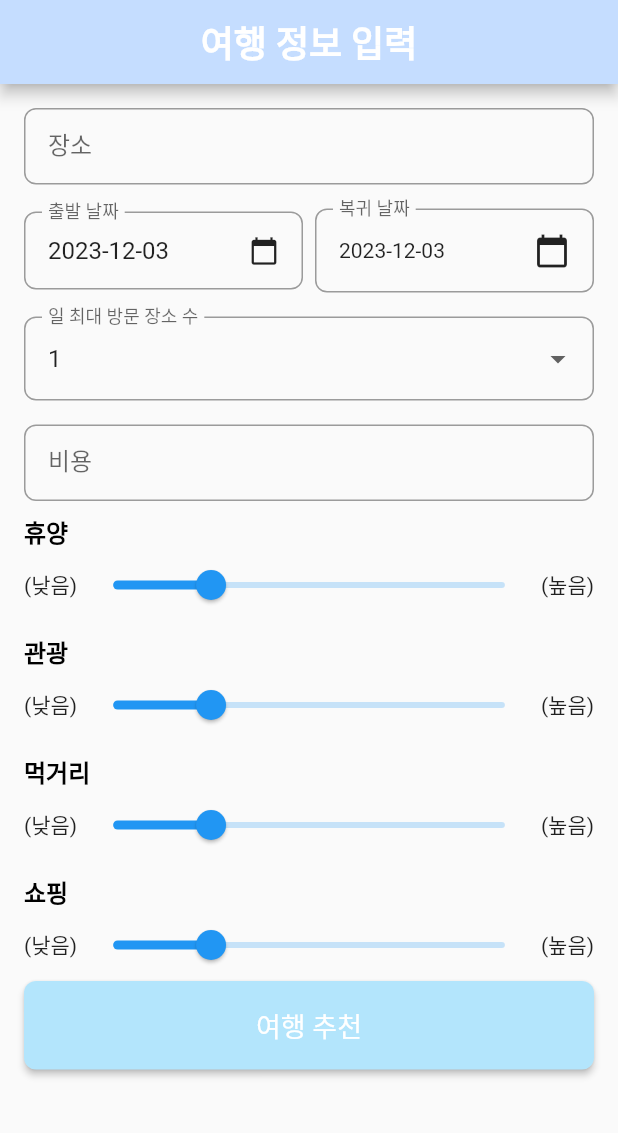
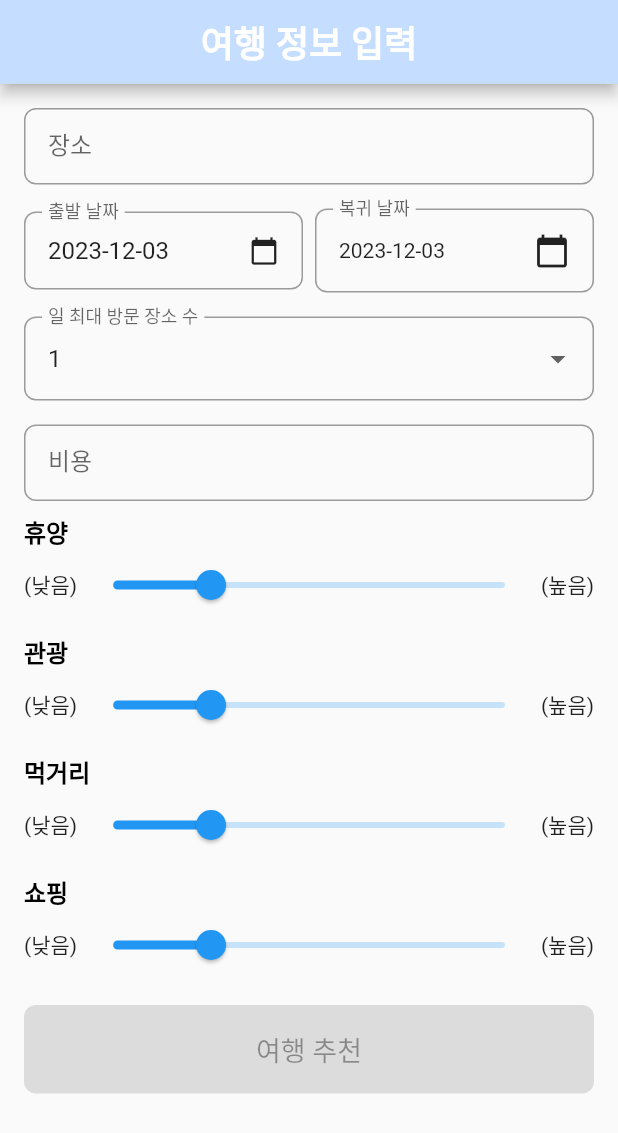
Before and after one commit to yongilkim01/WHD, a Flutter app: the screen it shows after launch, on a phone screen of 412 x 824 dp. Shown: the top 1133 px of the screen. Run offline on Flutter 3.47's test engine with Material 2 defaults, Android fonts, the phone set to English and light mode, and no system bars; our stand-ins replace cached_network_image.

```diff
--- a/scheduletravel/lib/init_page.dart
+++ b/scheduletravel/lib/init_page.dart
@@ -1,3 +1,5 @@
+// ignore_for_file: use_build_context_synchronously
+
 import 'package:flutter/material.dart';
 import 'input_page.dart';
 
@@ -29,7 +31,6 @@ class _SplashScreenState extends State<SplashScreen> {
 
   Future<void> _navigateToHomePage() async {
     await Future.delayed(const Duration(seconds: 3));
-
     Navigator.pushReplacement(
       context,
       MaterialPageRoute(
--- a/scheduletravel/lib/input_page.dart
+++ b/scheduletravel/lib/input_page.dart
@@ -1,13 +1,7 @@
-// ignore_for_file: library_private_types_in_public_api
-
 import 'package:flutter/material.dart';
+import 'package:http/http.dart' as http;
+import 'dart:convert';
 import 'output_page.dart';
-
-void main() {
-  runApp(const MaterialApp(
-    home: HomePage(),
-  ));
-}
 
 class HomePage extends StatefulWidget {
   const HomePage({Key? key}) : super(key: key);
@@ -17,16 +11,36 @@ class HomePage extends StatefulWidget {
 }
 
 class _HomePageState extends State<HomePage> {
-  final TextEditingController textController1 = TextEditingController();
+  late TextEditingController textController1 = TextEditingController();
   DateTime startDate = DateTime.now();
   DateTime endDate = DateTime.now();
   int selectedMaxPlaces = 1;
-  final TextEditingController textController3 = TextEditingController();
+  late TextEditingController textController3 = TextEditingController();
   final TextEditingController textController4 = TextEditingController();
-  double prioritySliderValue = 0.25; // 우선항목 슬라이더의 기본 값
-  double foodSliderValue = 0.25; // 먹거리 슬라이더의 기본 값
+  double prioritySliderValue = 0.25;
+  double foodSliderValue = 0.25;
   double shoppingSliderValue = 0.25;
-  double restSliderValue = 0.25; // 쇼핑 슬라이더의 기본 값
+  double restSliderValue = 0.25;
+
+  @override
+  void initState() {
+    super.initState();
+    textController1 = TextEditingController();
+    textController3 = TextEditingController();
+    textController1.addListener(_updateButtonColor);
+    textController3.addListener(_updateButtonColor);
+  }
+
+  @override
+  void dispose() {
+    textController1.dispose();
+    textController3.dispose();
+    super.dispose();
+  }
+
+  void _updateButtonColor() {
+    setState(() {}); // 입력 필드 변경 감지 시 상태를 업데이트하여 리렌더링 유도
+  }
 
   @override
   Widget build(BuildContext context) {
@@ -91,7 +105,6 @@ class _HomePageState extends State<HomePage> {
                         _selectDate(context, isStartDate: false);
                       },
                       child: InputDecorator(
-
                         decoration: InputDecoration(
                           labelText: '복귀 날짜',
                           contentPadding: const EdgeInsets.all(16.0),
@@ -152,7 +165,7 @@ class _HomePageState extends State<HomePage> {
                 style: TextStyle(
                   fontWeight: FontWeight.bold,
                   fontSize: 16.0,
-                  color: Colors.black, // Customize the color
+                  color: Colors.black,
                 ),
               ),
               Column(
@@ -182,10 +195,9 @@ class _HomePageState extends State<HomePage> {
                 style: TextStyle(
                   fontWeight: FontWeight.bold,
                   fontSize: 16.0,
-                  color: Colors.black, // Customize the color
+                  color: Colors.black,
                 ),
               ),
-              // 우선항목 슬라이더
               Column(
                 children: [
                   Row(
@@ -208,13 +220,12 @@ class _HomePageState extends State<HomePage> {
                 ],
               ),
               const SizedBox(height: 8.0),
-              // 먹거리 슬라이더
               const Text(
                 '먹거리',
                 style: TextStyle(
                   fontWeight: FontWeight.bold,
                   fontSize: 16.0,
-                  color: Colors.black, // Customize the color
+                  color: Colors.black,
                 ),
               ),
               Column(
@@ -244,7 +255,7 @@ class _HomePageState extends State<HomePage> {
                 style: TextStyle(
                   fontWeight: FontWeight.bold,
                   fontSize: 16.0,
-                  color: Colors.black, // Customize the color
+                  color: Colors.black,
                 ),
               ),
               Column(
@@ -268,30 +279,37 @@ class _HomePageState extends State<HomePage> {
                   ),
                 ],
               ),
+              const SizedBox(height: 16.0),
               ElevatedButton(
-                onPressed: () {
+                onPressed: _isInputValid()
+                    ? () {
+                  String test_question = "Hi chat GPT";
                   Navigator.push(
                     context,
                     MaterialPageRoute(
                       builder: (context) => OutputPage(
-                          text1: textController1.text,
-                          text2: "시작: ${startDate.toLocal()} 종료: ${endDate.toLocal()}",
-                          text3: textController3.text,
-                          selectedMaxPlaces: selectedMaxPlaces,
-                          prioritySliderValue: prioritySliderValue,
-                          foodSliderValue: foodSliderValue,
-                          shoppingSliderValue : shoppingSliderValue,
-                          restSliderValue: restSliderValue
+                        text1: textController1.text,
+                        text2:
+                        "시작: ${startDate.toLocal()} 종료: ${endDate.toLocal()}",
+                        text3: textController3.text,
+                        selectedMaxPlaces: selectedMaxPlaces,
+                        prioritySliderValue: prioritySliderValue,
+                        foodSliderValue: foodSliderValue,
+                        shoppingSliderValue: shoppingSliderValue,
+                        restSliderValue: restSliderValue,
+                        questionValue: test_question,
                       ),
                     ),
                   );
-                },
+                }
+                    : null,
                 style: ElevatedButton.styleFrom(
                   padding: const EdgeInsets.symmetric(vertical: 16.0),
                   shape: RoundedRectangleBorder(
                     borderRadius: BorderRadius.circular(8.0),
-                  ), // 새로운 테마 컬러
-                  backgroundColor: const Color(0xFFB3E5FC),
+                  ),
+                  backgroundColor:
+                  _isInputValid() ? const Color(0xFFB3E5FC) : Colors.grey,
                 ),
                 child: const Text(
                   '여행 추천',
@@ -338,10 +356,9 @@ class _HomePageState extends State<HomePage> {
     double currentShoppingWeight = shoppingSliderValue;
     double currentRestWeight = restSliderValue;
 
-    // 현재 가중치의 합
-    double currentTotalWeight = currentPriorityWeight + currentFoodWeight + currentShoppingWeight +currentRestWeight;
+    double currentTotalWeight =
+        currentPriorityWeight + currentFoodWeight + currentShoppingWeight + currentRestWeight;
 
-    // 합이 0이 아니면 각 슬라이더의 값을 조절하여 합이 1이 되도록 함
     if (currentTotalWeight != 0) {
       prioritySliderValue = (currentPriorityWeight / currentTotalWeight) * totalWeight;
       foodSliderValue = (currentFoodWeight / currentTotalWeight) * totalWeight;
@@ -349,4 +366,8 @@ class _HomePageState extends State<HomePage> {
       restSliderValue = (currentRestWeight / currentTotalWeight) * totalWeight;
     }
   }
+
+  bool _isInputValid() {
+    return textController1.text.isNotEmpty && textController3.text.isNotEmpty;
+  }
 }
```
Also changed, not shown: scheduletravel/lib/output_page.dart (+43 -6 lines).
